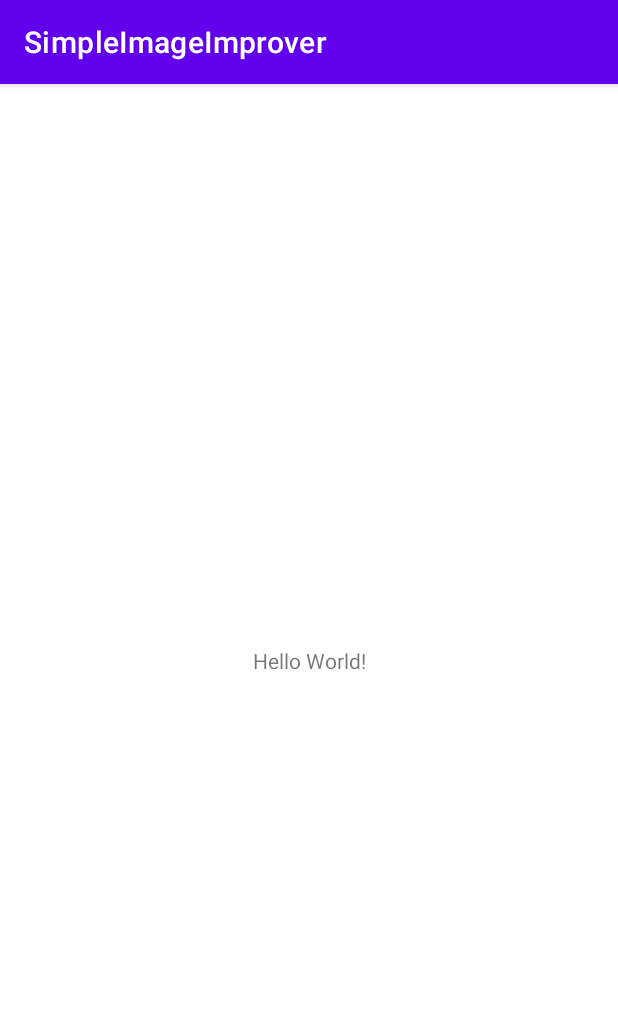
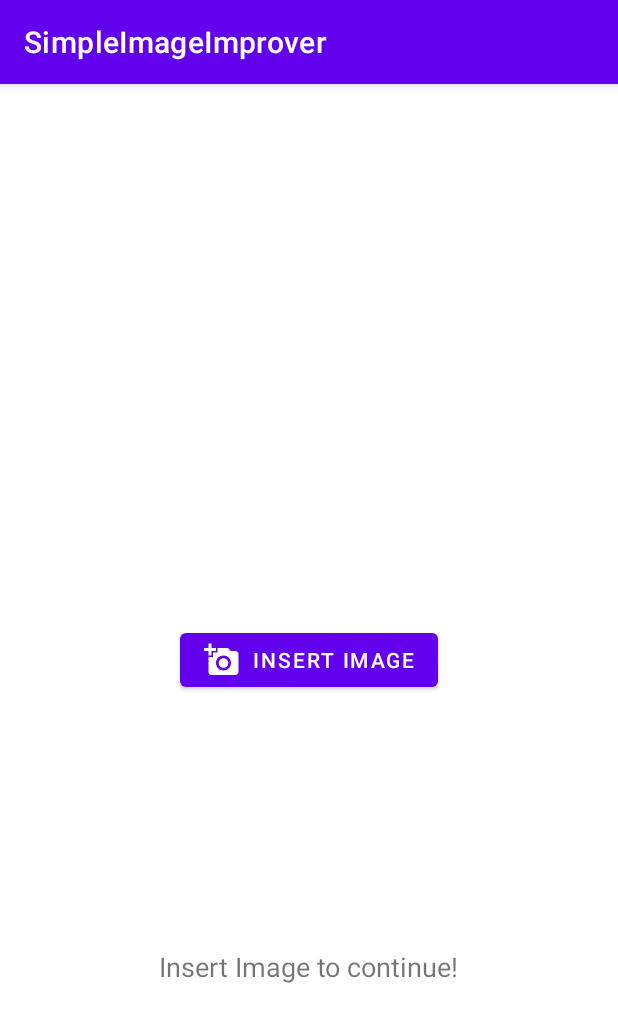
Before and after one commit to myselfpawanraj/Simple-Image-Improver, an Android app: the screen it shows after launch (MainActivity), on a phone screen of 412 x 824 dp. Shown: the top 1022 px of the screen. Run offline under Robolectric (Android 15) with nearby library versions, the phone set to English and light mode, and no system bars; our stand-ins replace ButterKnife; 1 statement that could not run was skipped.

Commit message:
Main activity initiated

```diff
--- a/app/build.gradle
+++ b/app/build.gradle
@@ -33,6 +33,7 @@ dependencies {
     implementation 'androidx.appcompat:appcompat:1.3.0'
     implementation 'com.google.android.material:material:1.3.0'
     implementation 'androidx.constraintlayout:constraintlayout:2.0.4'
+    implementation 'com.jakewharton:butterknife:10.2.3'
     testImplementation 'junit:junit:4.+'
     androidTestImplementation 'androidx.test.ext:junit:1.1.2'
     androidTestImplementation 'androidx.test.espresso:espresso-core:3.3.0'
--- a/app/src/main/AndroidManifest.xml
+++ b/app/src/main/AndroidManifest.xml
@@ -9,7 +9,7 @@
         android:roundIcon="@mipmap/ic_launcher_round"
         android:supportsRtl="true"
         android:theme="@style/Theme.SimpleImageImprover">
-        <activity android:name=".MainActivity">
+        <activity android:name=".ui.MainActivity">
             <intent-filter>
                 <action android:name="android.intent.action.MAIN" />
 
--- a/app/src/main/java/com/example/simpleimageimprover/MainActivity.java
+++ /dev/null
@@ -1,14 +0,0 @@
-package com.example.simpleimageimprover;
-
-import androidx.appcompat.app.AppCompatActivity;
-
-import android.os.Bundle;
-
-public class MainActivity extends AppCompatActivity {
-
-    @Override
-    protected void onCreate(Bundle savedInstanceState) {
-        super.onCreate(savedInstanceState);
-        setContentView(R.layout.activity_main);
-    }
-}
--- /dev/null
+++ b/app/src/main/java/com/example/simpleimageimprover/ui/MainActivity.java
@@ -0,0 +1,29 @@
+package com.example.simpleimageimprover.ui;
+
+import androidx.appcompat.app.AppCompatActivity;
+
+import android.os.Bundle;
+import android.view.View;
+import android.widget.Button;
+
+import com.example.simpleimageimprover.R;
+
+import butterknife.BindView;
+
+public class MainActivity extends AppCompatActivity {
+    @BindView(R.id.button_insert)
+    Button insertButton;
+
+    @Override
+    protected void onCreate(Bundle savedInstanceState) {
+        super.onCreate(savedInstanceState);
+        setContentView(R.layout.activity_main);
+
+        insertButton.setOnClickListener(v -> {
+            takeImage();
+        });
+    }
+
+    private void takeImage() {
+    }
+}
--- /dev/null
+++ b/app/src/main/java/com/example/simpleimageimprover/utilities/HelperClass.java
@@ -0,0 +1,4 @@
+package com.example.simpleimageimprover.utilities;
+
+public class HelperClass {
+}
--- /dev/null
+++ b/app/src/main/res/drawable/ic_baseline_add_a_photo_24.xml
@@ -0,0 +1,10 @@
+<vector xmlns:android="http://schemas.android.com/apk/res/android"
+    android:width="24dp"
+    android:height="24dp"
+    android:viewportWidth="24"
+    android:viewportHeight="24"
+    android:tint="?attr/colorControlNormal">
+  <path
+      android:fillColor="@android:color/white"
+      android:pathData="M3,4V1h2v3h3v2H5v3H3V6H0V4H3zM6,10V7h3V4h7l1.83,2H21c1.1,0 2,0.9 2,2v12c0,1.1 -0.9,2 -2,2H5c-1.1,0 -2,-0.9 -2,-2V10H6zM13,19c2.76,0 5,-2.24 5,-5s-2.24,-5 -5,-5s-5,2.24 -5,5S10.24,19 13,19zM9.8,14c0,1.77 1.43,3.2 3.2,3.2s3.2,-1.43 3.2,-3.2s-1.43,-3.2 -3.2,-3.2S9.8,12.23 9.8,14z"/>
+</vector>
--- a/app/src/main/res/layout/activity_main.xml
+++ b/app/src/main/res/layout/activity_main.xml
@@ -4,15 +4,28 @@
     xmlns:tools="http://schemas.android.com/tools"
     android:layout_width="match_parent"
     android:layout_height="match_parent"
-    tools:context=".MainActivity">
+    tools:context=".ui.MainActivity">
+
+    <Button
+        android:id="@+id/button_insert"
+        android:layout_width="wrap_content"
+        android:layout_height="wrap_content"
+        android:text="Insert Image"
+        app:icon="@drawable/ic_baseline_add_a_photo_24"
+        app:layout_constraintBottom_toBottomOf="parent"
+        app:layout_constraintEnd_toEndOf="parent"
+        app:layout_constraintStart_toStartOf="parent"
+        app:layout_constraintTop_toTopOf="parent" />
 
     <TextView
         android:layout_width="wrap_content"
         android:layout_height="wrap_content"
-        android:text="Hello World!"
+        android:text="Insert Image to continue!"
+        android:textAllCaps="false"
+        android:textSize="18sp"
         app:layout_constraintBottom_toBottomOf="parent"
         app:layout_constraintLeft_toLeftOf="parent"
         app:layout_constraintRight_toRightOf="parent"
-        app:layout_constraintTop_toTopOf="parent" />
+        app:layout_constraintTop_toBottomOf="@+id/button_insert" />
 
 </androidx.constraintlayout.widget.ConstraintLayout>
```
